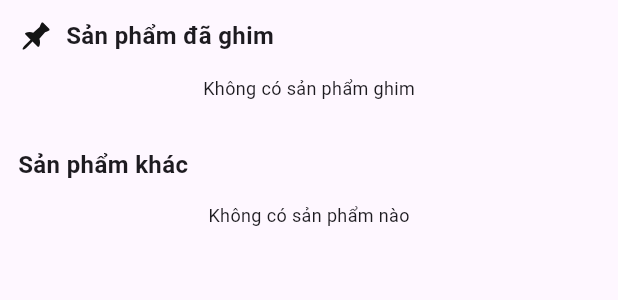
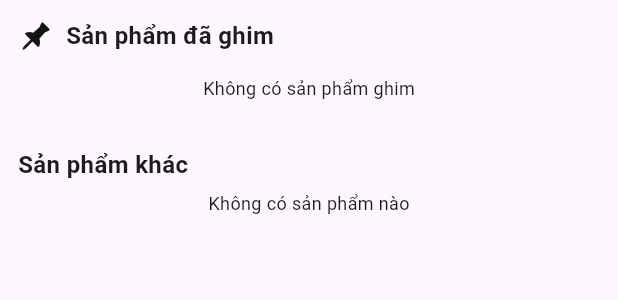
Before and after one commit to tritoan24/HOconnectBiz, a Flutter app: the TabShop widget shown alone on an empty page, opened directly, on a phone screen of 412 x 824 dp. Shown: the top 300 px of the screen. Run offline on Flutter 3.47's test engine with Material 3 defaults, Android fonts, the phone set to English and light mode, and no system bars; our stand-ins replace carousel_slider, convex_bottom_bar, device_info_plus, dropdown_button2, firebase_core, flutter_dotenv and 17 more; missing offline and left inert: dart:ffi, flutter_facebook_auth, form_builder_image_picker, onesignal_flutter; accounts and stored records are empty; network calls fail; project files that could hold a hidden picture were left out.

```diff
--- a/lib/screens/manage/widget/shop/shoptab.dart
+++ b/lib/screens/manage/widget/shop/shoptab.dart
@@ -53,7 +53,7 @@ class _TabShopState extends State<TabShop> {
       return RefreshIndicator(
         onRefresh: _handleRefresh,
         child: SingleChildScrollView(
-          physics: const AlwaysScrollableScrollPhysics(), // Thêm dòng này
+          physics: const AlwaysScrollableScrollPhysics(),
           child: Column(
             crossAxisAlignment: CrossAxisAlignment.start,
             children: [
@@ -65,10 +65,8 @@ class _TabShopState extends State<TabShop> {
                   children: [
                     Row(
                       children: [
-                        SvgPicture.asset(
-                          "assets/icons/pin.svg",
-                          fit: BoxFit.cover,
-                        ),
+                        SvgPicture.asset("assets/icons/pin.svg",
+                            fit: BoxFit.cover),
                         const SizedBox(width: 8),
                         const Text('Sản phẩm đã ghim',
                             style: TextStyle(
@@ -76,8 +74,8 @@ class _TabShopState extends State<TabShop> {
                       ],
                     ),
                     const SizedBox(height: 8),
-                    widget.isLeading
-                        ? ButtonAdd(
+                    if (widget.isLeading)
+                      ButtonAdd(
                         onPressed: () {
                           Navigator.push(
                               context,
@@ -86,19 +84,19 @@ class _TabShopState extends State<TabShop> {
                                       ProductManage(products: products)));
                         },
                         label: 'Chỉnh sửa sản phẩm đã ghim',
-                          )
-                        : Container(),
-                    SizedBox(
+                      ),
+                    Container(
                       height: sanPhamGhim.isEmpty ? 30 : 380,
                       child: sanPhamGhim.isNotEmpty
                           ? ListView.builder(
-                              scrollDirection: Axis.horizontal, // Kéo ngang
+                              scrollDirection: Axis.horizontal,
+                              physics:
+                                  const AlwaysScrollableScrollPhysics(), // Keep horizontal scrolling
                               itemCount: sanPhamGhim.length,
                               itemBuilder: (context, index) {
                                 return Container(
-                                  width: 193, // Định nghĩa chiều rộng của item
-                                  margin: const EdgeInsets.only(
-                                      right: 10), // Khoảng cách giữa các item
+                                  width: 193,
+                                  margin: const EdgeInsets.only(right: 10),
                                   child: ItemProduct(
                                     sanPham: sanPhamGhim[index],
                                     isProfile: widget.isLeading,
@@ -116,7 +114,8 @@ class _TabShopState extends State<TabShop> {
 
               // Sản phẩm khác
               Padding(
-                padding: const EdgeInsets.all(12),
+                padding: const EdgeInsets.only(
+                    left: 12, right: 12, top: 12, bottom: 100),
                 child: Column(
                   crossAxisAlignment: CrossAxisAlignment.start,
                   children: [
@@ -124,8 +123,8 @@ class _TabShopState extends State<TabShop> {
                         style: TextStyle(
                             fontWeight: FontWeight.bold, fontSize: 16)),
                     const SizedBox(height: 8),
-                    widget.isLeading
-                        ? ButtonAdd(
+                    if (widget.isLeading)
+                      ButtonAdd(
                         onPressed: () {
                           Navigator.push(
                               context,
@@ -133,21 +132,18 @@ class _TabShopState extends State<TabShop> {
                                   builder: (context) => AddProduct()));
                         },
                         label: 'Thêm sản phẩm',
-                          )
-                        : Container(),
-                    SizedBox(
-                      height: sanPhamKhac.isEmpty ? 30 : 380,
-                      child: sanPhamKhac.isNotEmpty
+                      ),
+                    sanPhamKhac.isNotEmpty
                         ? GridView.builder(
+                            shrinkWrap: true,
+                            physics:
+                                const NeverScrollableScrollPhysics(), // Disable scrolling within GridView
                             gridDelegate:
                                 const SliverGridDelegateWithFixedCrossAxisCount(
-                                crossAxisCount: 2, // 2 cột
-                                mainAxisSpacing:
-                                    10, // Khoảng cách giữa các item theo chiều dọc
-                                crossAxisSpacing:
-                                    10, // Khoảng cách giữa các item theo chiều ngang
-                                mainAxisExtent:
-                                    268, // Định nghĩa chiều cao từng item
+                              crossAxisCount: 2,
+                              mainAxisSpacing: 10,
+                              crossAxisSpacing: 10,
+                              mainAxisExtent: 268,
                             ),
                             itemCount: sanPhamKhac.length,
                             itemBuilder: (context, index) {
@@ -160,7 +156,6 @@ class _TabShopState extends State<TabShop> {
                         : Center(
                             child: Text('Không có sản phẩm nào',
                                 style: TextStyles.textStyleNormal12W400)),
-                    )
                   ],
                 ),
               ),
```
Also changed, not shown: lib/screens/business_information/business_information.dart (+5 -4 lines), lib/screens/manage/widget/shop/item_product.dart (+10 -6 lines). Lines whose indentation alone changed are shown as unchanged.
